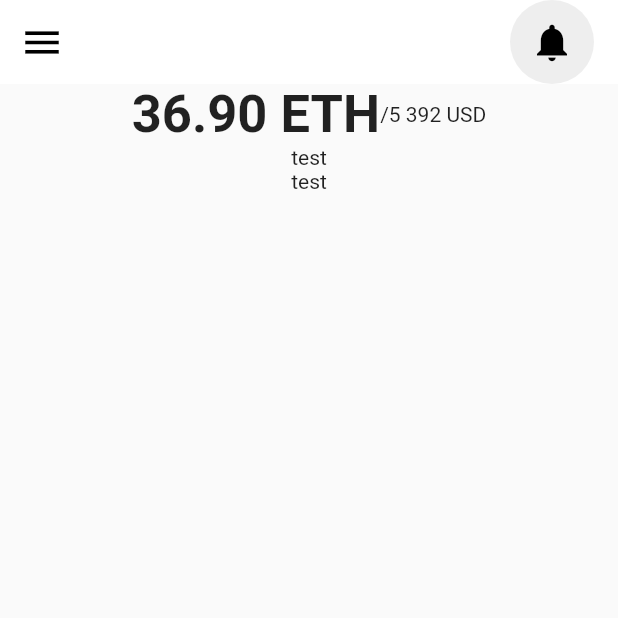
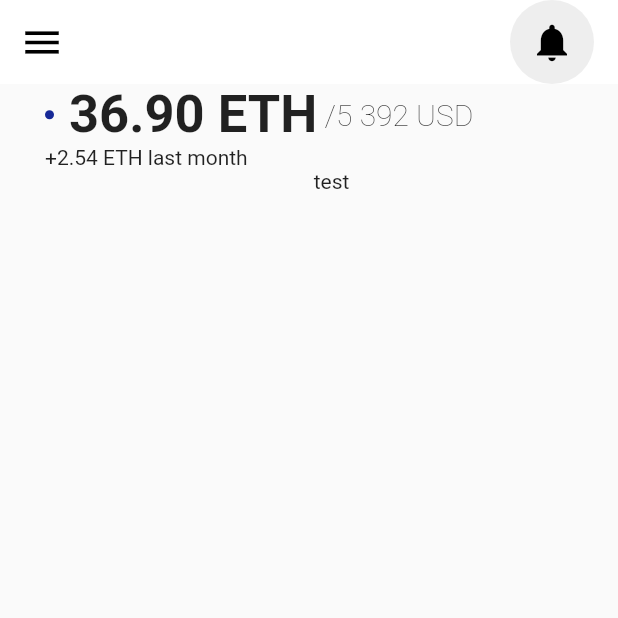
Before and after one commit to mikasaloli/ui_challenge, a Flutter app: the screen it shows after launch, on a phone screen of 412 x 824 dp, the top half of it. Run offline on Flutter 3.47's test engine with Material 2 defaults, Android fonts, the phone set to English and light mode, and no system bars.

Commit message:
fix text

```diff
--- a/lib/main.dart
+++ b/lib/main.dart
@@ -34,39 +34,43 @@ class MyApp extends StatelessWidget {
           ],
         ),
         body: Container(
+          child: Padding(
+            padding: const EdgeInsets.only(left: 30),
             child: Column(
               children: <Widget>[
                 Row(
-                mainAxisAlignment: MainAxisAlignment.center,
+                  mainAxisAlignment: MainAxisAlignment.start,
                   children: <Widget>[
-                  // Padding(
-                  //   padding: const EdgeInsets.only(left: 30,right: 10,bottom: 20),
-                  //   child: Text(
-                  //     '.',
-                  //     style:
-                  //         TextStyle(fontWeight: FontWeight.bold, fontSize: 40,color: Color(0xff162997)),
-                  //     textAlign: TextAlign.center,
-                  //   ),
-                  // ),
-                  Align(
-                    alignment: Alignment.topCenter,
+                    Container(
+                      height: 6.0,
+                      width: 6.0,
+                      decoration: new BoxDecoration(
+                        color: Color(0xff162997),
+                        shape: BoxShape.circle,
+                      ),
+                    ),
+                    Padding(
+                      padding: const EdgeInsets.only(left: 10),
                       child: Text(
                         '36.90 ETH',
-                           style:
-                          TextStyle(fontWeight: FontWeight.bold, fontSize: 35),
+                        style: TextStyle(
+                            fontWeight: FontWeight.bold, fontSize: 35),
                       ),
                     ),
-                  Align(
-                    alignment: Alignment.bottomCenter,
-                    child: Text(
-                        '/5 392 USD',
-                      ),
-                  ),
+                    Text(
+                      ' /5 392 USD',
+                      style:
+                          TextStyle(fontWeight: FontWeight.w200, fontSize: 20),
+                    )
                   ],
                 ),
-              Text('test'),
+                Row(
+                  mainAxisAlignment: MainAxisAlignment.start,
+                  children: <Widget>[Text("+2.54 ETH"), Text(" last month")],
+                ),
                 Text('test'),
               ],
+            ),
           ),
         ),
       ),
```
Lines whose indentation alone changed are shown as unchanged.
